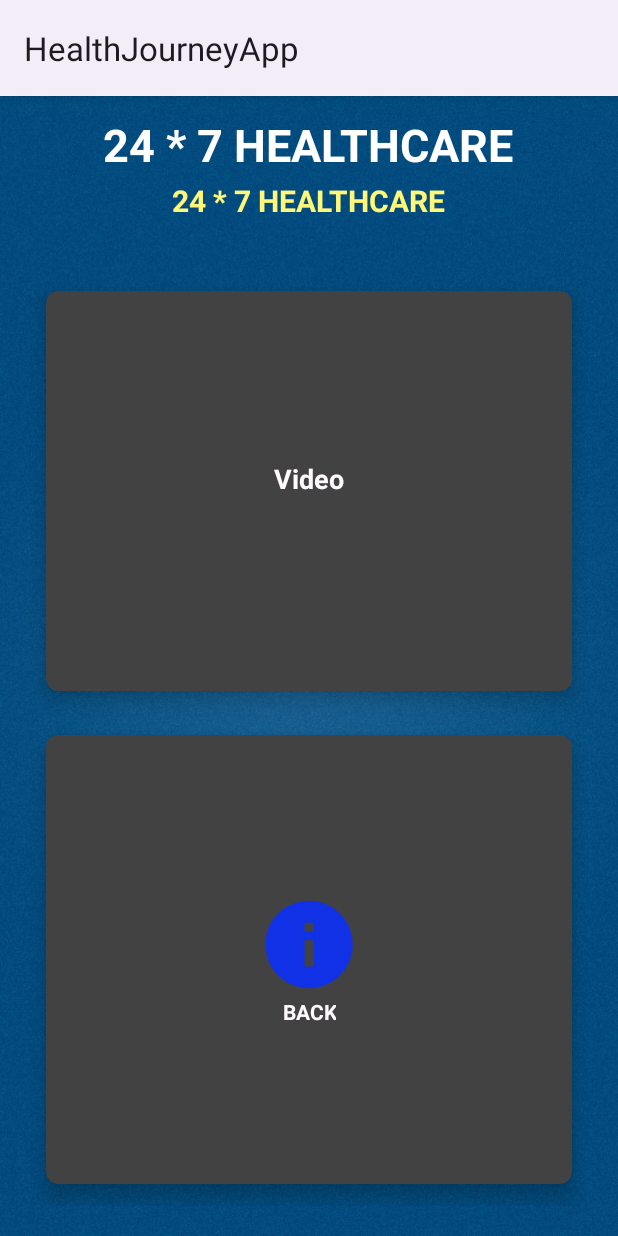
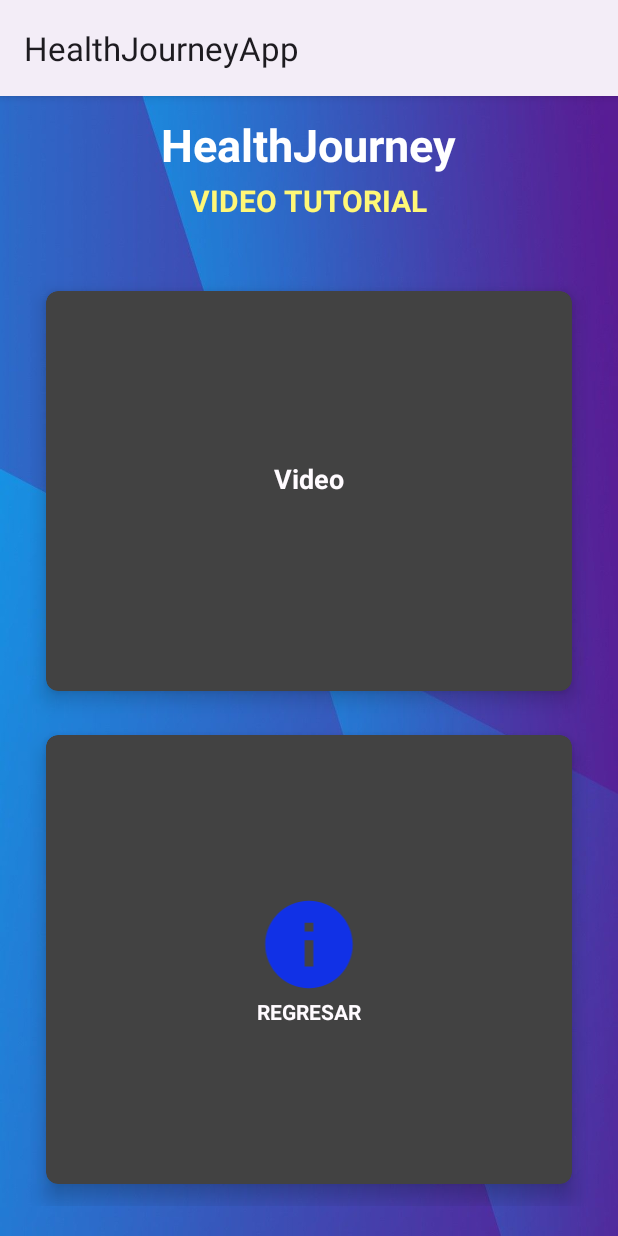
Before and after one commit to ramiro1993/PPROF3-2023, an Android app: the OrderDetails screen opened directly, with no data from a screen before it, on a phone screen of 412 x 824 dp. Run offline under Robolectric (Android 15) with nearby library versions, the light colour scheme and no system bars.

```diff
--- a/ProyectoFinal/app/src/main/res/layout/activity_order_details.xml
+++ b/ProyectoFinal/app/src/main/res/layout/activity_order_details.xml
@@ -4,8 +4,7 @@
     xmlns:tools="http://schemas.android.com/tools"
     android:layout_width="match_parent"
     android:layout_height="match_parent"
-    android:background="@drawable/background"
-
+    android:background="@drawable/back2"
     tools:context=".FindDoctorActivity">
 
     <TextView
@@ -17,7 +16,7 @@
         android:layout_marginTop="12dp"
         android:layout_marginEnd="12dp"
         android:layout_marginBottom="12dp"
-        android:text="24 * 7 HEALTHCARE"
+        android:text="@string/healthjourney_title"
         android:textColor="#fff"
         android:textSize="30sp"
         android:textStyle="bold" />
@@ -32,7 +31,7 @@
         android:layout_marginTop="56dp"
         android:layout_marginEnd="12dp"
         android:layout_marginBottom="12dp"
-        android:text="24 * 7 HEALTHCARE"
+        android:text="@string/video_tutorial"
         android:textColor="#fff777"
         android:textSize="20sp"
         android:textStyle="bold" />
@@ -127,7 +126,7 @@
                 <TextView
                     android:layout_width="wrap_content"
                     android:layout_height="wrap_content"
-                    android:text="BACK"
+                    android:text="@string/button_back"
                     android:textAlignment="center"
                     android:textColor="@color/material_dynamic_tertiary99"
                     android:textStyle="bold" />
```
Also changed, not shown: ProyectoFinal/app/src/main/res/layout/activity_home.xml (+9 -0 lines), 225 other files.
